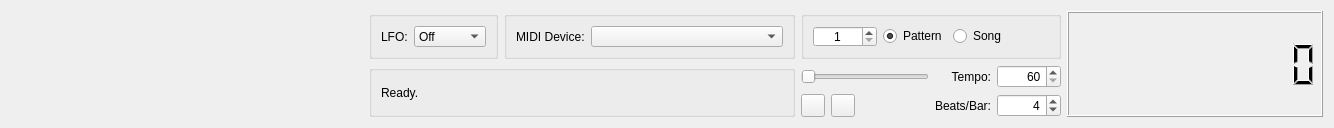
The window that topwidget/topwidget.ui (nirjacobson/Chromasound-Studio) describes before a commit, drawn with Qt 5.
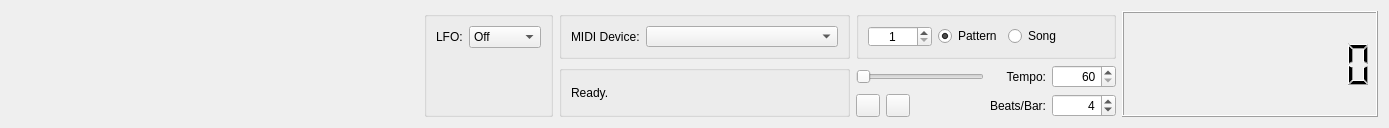
The same window after the commit. Custom widgets are drawn as their Qt base class.

Commit message: rearrange top widget

What changed in the file:
```diff
--- a/topwidget/topwidget.ui
+++ b/topwidget/topwidget.ui
@@ -6,7 +6,7 @@
    <rect>
     <x>0</x>
     <y>0</y>
-    <width>1334</width>
+    <width>1389</width>
     <height>128</height>
    </rect>
   </property>
@@ -31,7 +31,7 @@
   <property name="windowTitle">
    <string>Form</string>
   </property>
-  <layout class="QHBoxLayout" name="horizontalLayout_4">
+  <layout class="QHBoxLayout" name="horizontalLayout_5" stretch="1,0">
    <item>
     <spacer name="horizontalSpacer">
      <property name="orientation">
@@ -47,45 +47,7 @@
    </item>
    <item>
     <layout class="QGridLayout" name="gridLayout">
-     <item row="2" column="6">
-      <widget class="QSpinBox" name="beatsPerBarSpinBox">
-       <property name="minimumSize">
-        <size>
-         <width>64</width>
-         <height>0</height>
-        </size>
-       </property>
-       <property name="alignment">
-        <set>Qt::AlignRight|Qt::AlignTrailing|Qt::AlignVCenter</set>
-       </property>
-       <property name="minimum">
-        <number>1</number>
-       </property>
-       <property name="maximum">
-        <number>8</number>
-       </property>
-       <property name="value">
-        <number>4</number>
-       </property>
-      </widget>
-     </item>
-     <item row="1" column="0" rowspan="2" colspan="2">
-      <widget class="QGroupBox" name="groupBox_2">
-       <property name="title">
-        <string/>
-       </property>
-       <layout class="QGridLayout" name="gridLayout_3">
-        <item row="0" column="0">
-         <widget class="QLabel" name="statusLabel">
-          <property name="text">
-           <string>Ready.</string>
-          </property>
-         </widget>
-        </item>
-       </layout>
-      </widget>
-     </item>
-     <item row="0" column="0">
+     <item row="0" column="0" rowspan="3">
       <widget class="QGroupBox" name="lfoGroupBox">
        <property name="title">
         <string/>
@@ -173,77 +135,50 @@
        </layout>
       </widget>
      </item>
-     <item row="2" column="5">
-      <widget class="QLabel" name="beatsPerBarLabel">
-       <property name="text">
-        <string>Beats/Bar:</string>
-       </property>
-       <property name="alignment">
-        <set>Qt::AlignRight|Qt::AlignTrailing|Qt::AlignVCenter</set>
-       </property>
-      </widget>
-     </item>
-     <item row="1" column="6">
-      <widget class="QSpinBox" name="tempoSpinBox">
-       <property name="minimumSize">
-        <size>
-         <width>64</width>
-         <height>0</height>
-        </size>
-       </property>
-       <property name="alignment">
-        <set>Qt::AlignRight|Qt::AlignTrailing|Qt::AlignVCenter</set>
-       </property>
-       <property name="minimum">
-        <number>60</number>
-       </property>
-       <property name="maximum">
-        <number>320</number>
-       </property>
-       <property name="value">
-        <number>60</number>
-       </property>
-      </widget>
-     </item>
-     <item row="2" column="2">
-      <widget class="QPushButton" name="playButton">
-       <property name="maximumSize">
-        <size>
-         <width>24</width>
-         <height>24</height>
-        </size>
-       </property>
-       <property name="text">
+     <item row="0" column="1">
+      <widget class="QGroupBox" name="midiGroupBox">
+       <property name="title">
         <string/>
        </property>
+       <layout class="QVBoxLayout" name="verticalLayout">
+        <item>
+         <layout class="QHBoxLayout" name="horizontalLayout_2">
+          <item>
+           <widget class="QLabel" name="label">
+            <property name="text">
+             <string>MIDI Device:</string>
+            </property>
+           </widget>
+          </item>
+          <item>
+           <widget class="QComboBox" name="deviceComboBox">
+            <property name="minimumSize">
+             <size>
+              <width>192</width>
+              <height>0</height>
+             </size>
+            </property>
+           </widget>
+          </item>
+         </layout>
+        </item>
+        <item>
+         <spacer name="verticalSpacer">
+          <property name="orientation">
+           <enum>Qt::Vertical</enum>
+          </property>
+          <property name="sizeHint" stdset="0">
+           <size>
+            <width>20</width>
+            <height>49</height>
+           </size>
+          </property>
+         </spacer>
+        </item>
+       </layout>
       </widget>
      </item>
-     <item row="1" column="2" colspan="3">
-      <widget class="SeekWidget" name="seekWidget">
-       <property name="minimumSize">
-        <size>
-         <width>128</width>
-         <height>0</height>
-        </size>
-       </property>
-       <property name="maximumSize">
-        <size>
-         <width>128</width>
-         <height>16777215</height>
-        </size>
-       </property>
-       <property name="orientation">
-        <enum>Qt::Horizontal</enum>
-       </property>
-       <property name="invertedAppearance">
-        <bool>false</bool>
-       </property>
-       <property name="invertedControls">
-        <bool>false</bool>
-       </property>
-      </widget>
-     </item>
-     <item row="0" column="2" colspan="5">
+     <item row="0" column="2" colspan="3">
       <widget class="QGroupBox" name="groupBox">
        <property name="sizePolicy">
         <sizepolicy hsizetype="Preferred" vsizetype="Preferred">
@@ -310,50 +245,73 @@
        </layout>
       </widget>
      </item>
-     <item row="0" column="1">
-      <widget class="QGroupBox" name="midiGroupBox">
+     <item row="0" column="5" rowspan="3">
+      <widget class="TimeDisplayWidget" name="positionDisplay">
+       <property name="minimumSize">
+        <size>
+         <width>256</width>
+         <height>0</height>
+        </size>
+       </property>
+       <property name="autoFillBackground">
+        <bool>false</bool>
+       </property>
+       <property name="smallDecimalPoint">
+        <bool>false</bool>
+       </property>
+       <property name="digitCount">
+        <number>10</number>
+       </property>
+       <property name="segmentStyle">
+        <enum>QLCDNumber::Filled</enum>
+       </property>
+       <property name="value" stdset="0">
+        <double>0.000000000000000</double>
+       </property>
+      </widget>
+     </item>
+     <item row="1" column="1" rowspan="2">
+      <widget class="QGroupBox" name="groupBox_2">
        <property name="title">
         <string/>
        </property>
-       <layout class="QVBoxLayout" name="verticalLayout">
-        <item>
-         <layout class="QHBoxLayout" name="horizontalLayout_2">
-          <item>
-           <widget class="QLabel" name="label">
-            <property name="text">
-             <string>MIDI Device:</string>
-            </property>
-           </widget>
-          </item>
-          <item>
-           <widget class="QComboBox" name="deviceComboBox">
-            <property name="minimumSize">
-             <size>
-              <width>192</width>
-              <height>0</height>
-             </size>
-            </property>
-           </widget>
-          </item>
-         </layout>
-        </item>
-        <item>
-         <spacer name="verticalSpacer">
-          <property name="orientation">
-           <enum>Qt::Vertical</enum>
+       <layout class="QGridLayout" name="gridLayout_3">
+        <item row="0" column="0">
+         <widget class="QLabel" name="statusLabel">
+          <property name="text">
+           <string>Ready.</string>
           </property>
-          <property name="sizeHint" stdset="0">
-           <size>
-            <width>20</width>
-            <height>49</height>
-           </size>
-          </property>
-         </spacer>
+         </widget>
         </item>
        </layout>
       </widget>
      </item>
-     <item row="1" column="5">
+     <item row="1" column="2">
+      <widget class="SeekWidget" name="seekWidget">
+       <property name="minimumSize">
+        <size>
+         <width>128</width>
+         <height>0</height>
+        </size>
+       </property>
+       <property name="maximumSize">
+        <size>
+         <width>128</width>
+         <height>16777215</height>
+        </size>
+       </property>
+       <property name="orientation">
+        <enum>Qt::Horizontal</enum>
+       </property>
+       <property name="invertedAppearance">
+        <bool>false</bool>
+       </property>
+       <property name="invertedControls">
+        <bool>false</bool>
+       </property>
+      </widget>
+     </item>
+     <item row="1" column="3">
       <widget class="QLabel" name="tempoLabel">
        <property name="text">
         <string>Tempo:</string>
@@ -363,46 +321,105 @@
        </property>
       </widget>
      </item>
+     <item row="1" column="4">
+      <widget class="QSpinBox" name="tempoSpinBox">
+       <property name="minimumSize">
+        <size>
+         <width>64</width>
+         <height>0</height>
+        </size>
+       </property>
+       <property name="alignment">
+        <set>Qt::AlignRight|Qt::AlignTrailing|Qt::AlignVCenter</set>
+       </property>
+       <property name="minimum">
+        <number>60</number>
+       </property>
+       <property name="maximum">
+        <number>320</number>
+       </property>
+       <property name="value">
+        <number>60</number>
+       </property>
+      </widget>
+     </item>
+     <item row="2" column="2">
+      <layout class="QHBoxLayout" name="horizontalLayout_4">
+       <item>
+        <widget class="QPushButton" name="playButton">
+         <property name="maximumSize">
+          <size>
+           <width>24</width>
+           <height>24</height>
+          </size>
+         </property>
+         <property name="text">
+          <string/>
+         </property>
+        </widget>
+       </item>
+       <item>
+        <widget class="QPushButton" name="stopButton">
+         <property name="maximumSize">
+          <size>
+           <width>24</width>
+           <height>24</height>
+          </size>
+         </property>
+         <property name="text">
+          <string/>
+         </property>
+        </widget>
+       </item>
+       <item>
+        <spacer name="horizontalSpacer_3">
+         <property name="orientation">
+          <enum>Qt::Horizontal</enum>
+         </property>
+         <property name="sizeHint" stdset="0">
+          <size>
+           <width>40</width>
+           <height>20</height>
+          </size>
+         </property>
+        </spacer>
+       </item>
+      </layout>
+     </item>
      <item row="2" column="3">
-      <widget class="QPushButton" name="stopButton">
-       <property name="maximumSize">
+      <widget class="QLabel" name="beatsPerBarLabel">
+       <property name="text">
+        <string>Beats/Bar:</string>
+       </property>
+       <property name="alignment">
+        <set>Qt::AlignRight|Qt::AlignTrailing|Qt::AlignVCenter</set>
+       </property>
+      </widget>
+     </item>
+     <item row="2" column="4">
+      <widget class="QSpinBox" name="beatsPerBarSpinBox">
+       <property name="minimumSize">
         <size>
-         <width>24</width>
-         <height>24</height>
+         <width>64</width>
+         <height>0</height>
         </size>
        </property>
-       <property name="text">
-        <string/>
+       <property name="alignment">
+        <set>Qt::AlignRight|Qt::AlignTrailing|Qt::AlignVCenter</set>
+       </property>
+       <property name="minimum">
+        <number>1</number>
+       </property>
+       <property name="maximum">
+        <number>8</number>
+       </property>
+       <property name="value">
+        <number>4</number>
        </property>
       </widget>
      </item>
     </layout>
    </item>
-   <item>
-    <widget class="TimeDisplayWidget" name="positionDisplay">
-     <property name="minimumSize">
-      <size>
-       <width>256</width>
-       <height>0</height>
-      </size>
-     </property>
-     <property name="autoFillBackground">
-      <bool>false</bool>
-     </property>
-     <property name="smallDecimalPoint">
-      <bool>false</bool>
-     </property>
-     <property name="digitCount">
-      <number>10</number>
-     </property>
-     <property name="segmentStyle">
-      <enum>QLCDNumber::Filled</enum>
-     </property>
-     <property name="value" stdset="0">
-      <double>0.000000000000000</double>
-     </property>
-    </widget>
-   </item>
   </layout>
  </widget>
  <customwidgets>
```
